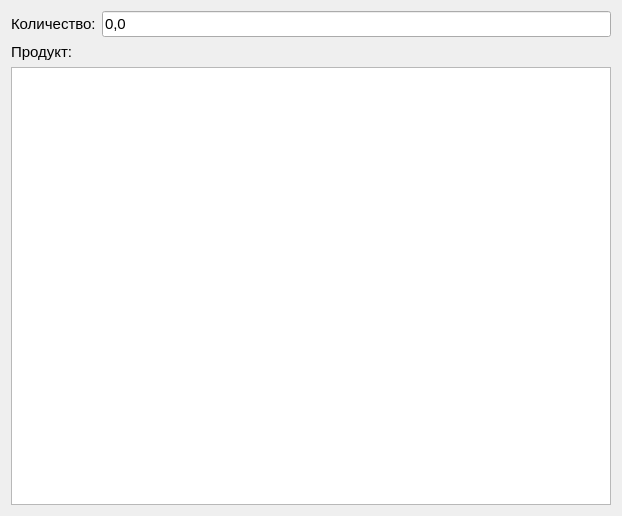
Neomer/Cassa, file View/FormOrderPosition.ui: the form before one commit.
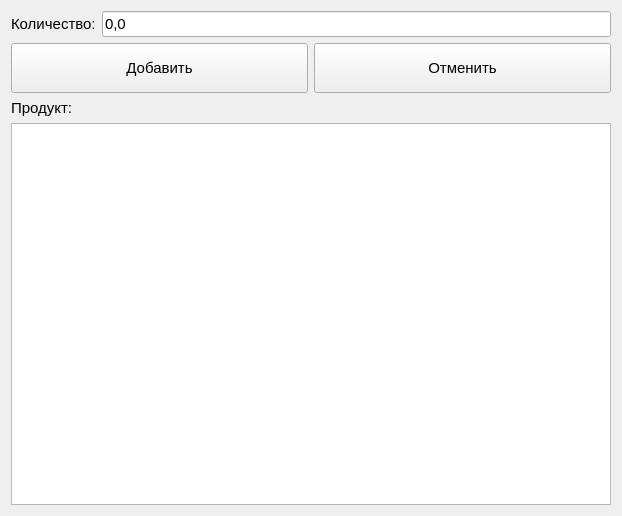
The form after the commit.

```diff
--- a/View/FormOrderPosition.ui
+++ b/View/FormOrderPosition.ui
@@ -46,6 +46,46 @@
          </item>
         </layout>
        </item>
+       <item>
+        <layout class="QHBoxLayout" name="horizontalLayout_2">
+         <item>
+          <widget class="QPushButton" name="cmdSelect">
+           <property name="minimumSize">
+            <size>
+             <width>0</width>
+             <height>50</height>
+            </size>
+           </property>
+           <property name="font">
+            <font>
+             <pointsize>11</pointsize>
+            </font>
+           </property>
+           <property name="text">
+            <string>Добавить</string>
+           </property>
+          </widget>
+         </item>
+         <item>
+          <widget class="QPushButton" name="cmdCancel">
+           <property name="minimumSize">
+            <size>
+             <width>0</width>
+             <height>50</height>
+            </size>
+           </property>
+           <property name="font">
+            <font>
+             <pointsize>11</pointsize>
+            </font>
+           </property>
+           <property name="text">
+            <string>Отменить</string>
+           </property>
+          </widget>
+         </item>
+        </layout>
+       </item>
        <item>
         <widget class="QLabel" name="label">
          <property name="font">
```
Left out of the diff: 2 changed lines with no effect on the pictures.
